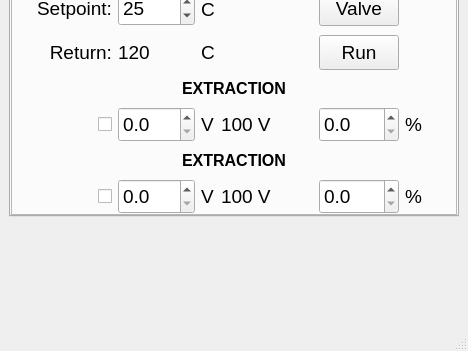
salinsalins/TDKLambda, file Magnets_UI.ui: the form before one commit; both pictures show x 0 to 468 and y 335 to 686 of the 468 by 686 pixel window.
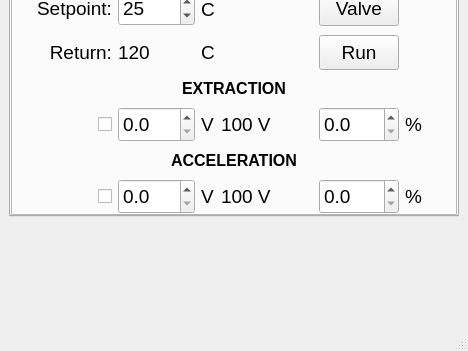
The form after the commit. The open tabs and pages were chosen to show the change. Icons and pictures are not drawn.

Patch:
```diff
--- a/Magnets_UI.ui
+++ b/Magnets_UI.ui
@@ -1573,7 +1573,7 @@
               </font>
              </property>
              <property name="text">
-              <string>EXTRACTION</string>
+              <string>ACCELERATION</string>
              </property>
              <property name="alignment">
               <set>Qt::AlignCenter</set>
```
Left out of the diff: 2 changed lines with no effect on the pictures.
